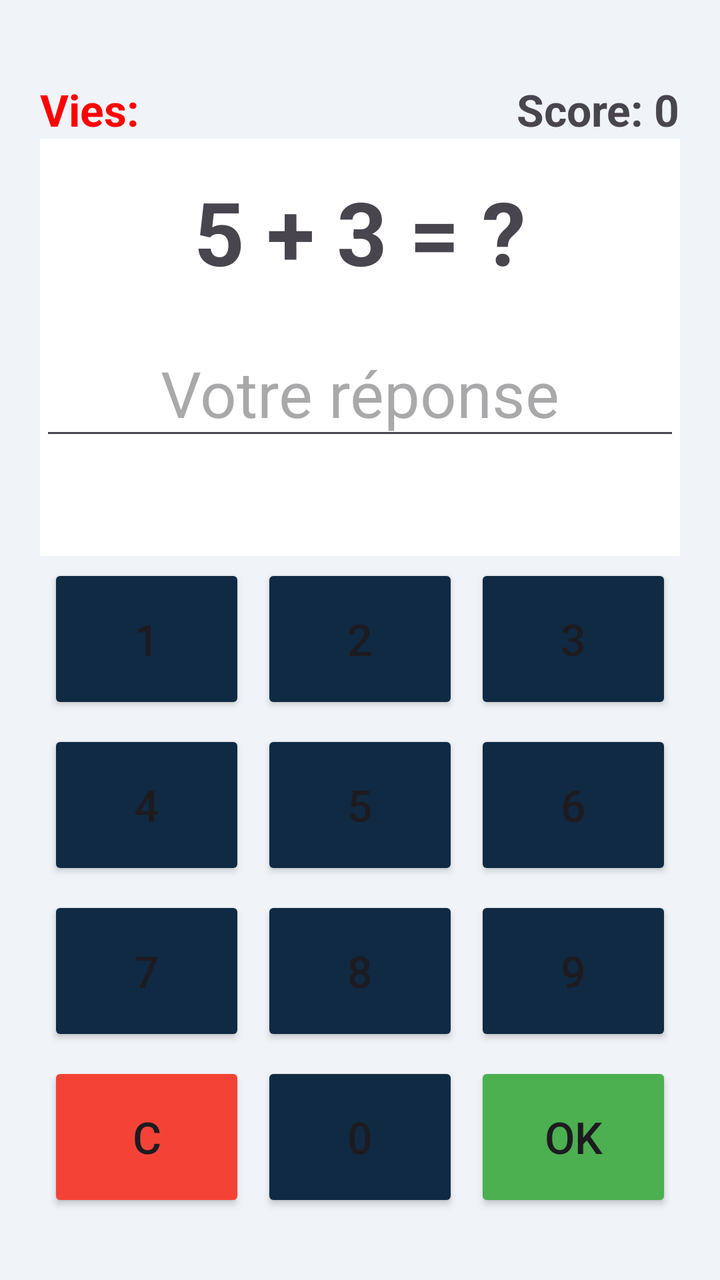
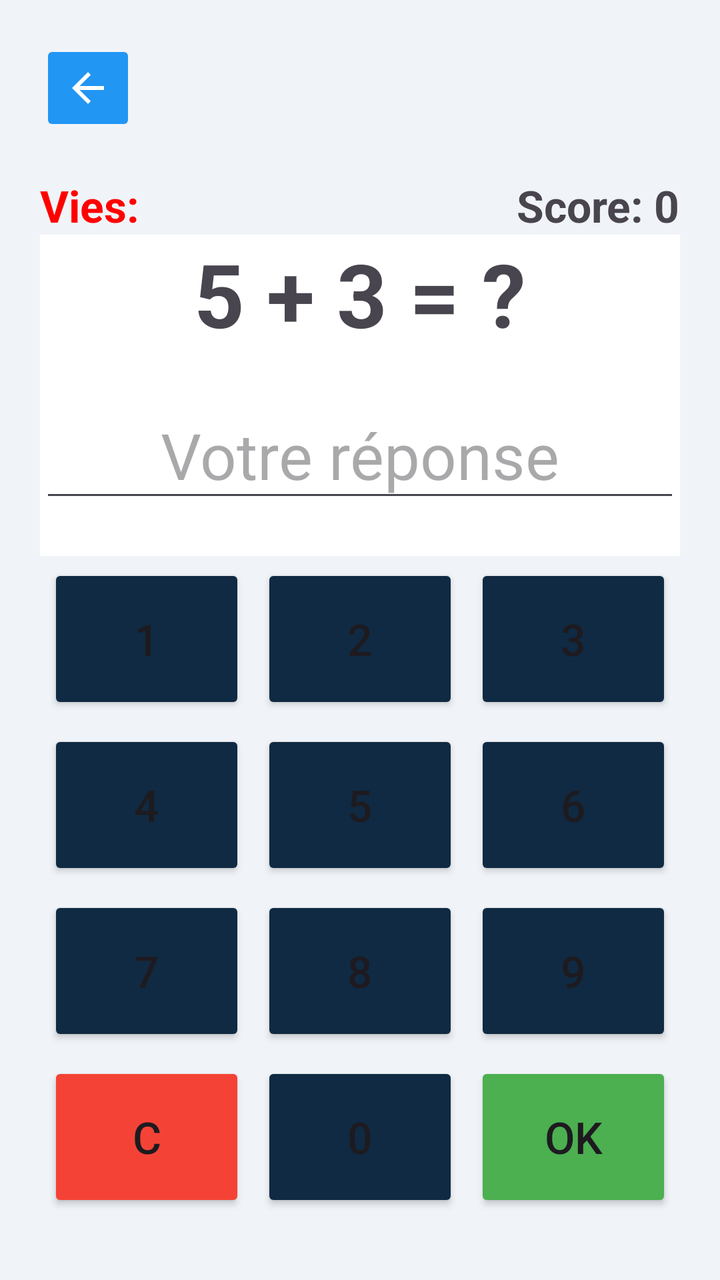

Compare the two renders of this Android layout. The source of the first and the diff that turns it into the second are given below.
<!-- AndroidManifest.xml: application theme Theme.JeuCalcul -->
<!-- res/layout/activity_jeu.xml -->
<?xml version="1.0" encoding="utf-8"?>
<LinearLayout xmlns:android="http://schemas.android.com/apk/res/android"
    android:id="@+id/main"
    android:layout_width="match_parent"
    android:layout_height="match_parent"
    android:orientation="vertical"
    android:padding="20dp"
    android:background="#F0F4F8">

    <LinearLayout
        android:layout_width="match_parent"
        android:layout_height="wrap_content"
        android:orientation="horizontal"
        android:layout_marginTop="20dp">

        <TextView
            android:id="@+id/texte_vies"
            android:layout_width="0dp"
            android:layout_height="wrap_content"
            android:layout_weight="1"
            android:text="@string/texte_vies"
            android:textSize="22sp"
            android:textStyle="bold"
            android:textColor="#FF0000" />

        <TextView
            android:id="@+id/texte_score"
            android:layout_width="wrap_content"
            android:layout_height="wrap_content"
            android:text="Score: 0"
            android:textSize="22sp"
            android:textStyle="bold" />
    </LinearLayout>

    <LinearLayout
        android:layout_width="match_parent"
        android:layout_height="250dp"
        android:layout_weight="1"
        android:background="#FFFFFF"
        android:gravity="center"
        android:orientation="vertical">

        <TextView
            android:id="@+id/texte_calcul"
            android:layout_width="wrap_content"
            android:layout_height="wrap_content"
            android:layout_marginBottom="20dp"
            android:text="5 + 3 = ?"
            android:textSize="44sp"
            android:textStyle="bold" />

        <EditText
            android:id="@+id/input_reponse"
            android:layout_width="match_parent"
            android:layout_height="wrap_content"
            android:layout_marginBottom="10dp"
            android:gravity="center"
            android:hint="@string/hint_reponse"
            android:textSize="32sp" />

        <TextView
            android:id="@+id/texte_erreur"
            android:layout_width="wrap_content"
            android:layout_height="wrap_content"
            android:gravity="center"
            android:minHeight="26dp"
            android:text=""
            android:textColor="#F44336"
            android:textSize="18sp"
            android:textStyle="bold" />
    </LinearLayout>

    <LinearLayout
        android:layout_width="match_parent"
        android:layout_height="wrap_content"
        android:orientation="vertical"
        android:layout_marginBottom="10dp">

        <LinearLayout
            android:layout_width="match_parent"
            android:layout_height="wrap_content"
            android:orientation="horizontal">
            <Button android:id="@+id/btn_1" android:layout_width="0dp" android:layout_height="75dp" android:layout_weight="1" android:text="1" android:textSize="22sp" android:layout_margin="4dp" android:backgroundTint="#102A43"/>
            <Button android:id="@+id/btn_2" android:layout_width="0dp" android:layout_height="75dp" android:layout_weight="1" android:text="2" android:textSize="22sp" android:layout_margin="4dp" android:backgroundTint="#102A43"/>
            <Button android:id="@+id/btn_3" android:layout_width="0dp" android:layout_height="75dp" android:layout_weight="1" android:text="3" android:textSize="22sp" android:layout_margin="4dp" android:backgroundTint="#102A43"/>
        </LinearLayout>

        <LinearLayout
            android:layout_width="match_parent"
            android:layout_height="wrap_content"
            android:orientation="horizontal">
            <Button android:id="@+id/btn_4" android:layout_width="0dp" android:layout_height="75dp" android:layout_weight="1" android:text="4" android:textSize="22sp" android:layout_margin="4dp" android:backgroundTint="#102A43"/>
            <Button android:id="@+id/btn_5" android:layout_width="0dp" android:layout_height="75dp" android:layout_weight="1" android:text="5" android:textSize="22sp" android:layout_margin="4dp" android:backgroundTint="#102A43"/>
            <Button android:id="@+id/btn_6" android:layout_width="0dp" android:layout_height="75dp" android:layout_weight="1" android:text="6" android:textSize="22sp" android:layout_margin="4dp" android:backgroundTint="#102A43"/>
        </LinearLayout>

        <LinearLayout
            android:layout_width="match_parent"
            android:layout_height="wrap_content"
            android:orientation="horizontal">
            <Button android:id="@+id/btn_7" android:layout_width="0dp" android:layout_height="75dp" android:layout_weight="1" android:text="7" android:textSize="22sp" android:layout_margin="4dp" android:backgroundTint="#102A43"/>
            <Button android:id="@+id/btn_8" android:layout_width="0dp" android:layout_height="75dp" android:layout_weight="1" android:text="8" android:textSize="22sp" android:layout_margin="4dp" android:backgroundTint="#102A43"/>
            <Button android:id="@+id/btn_9" android:layout_width="0dp" android:layout_height="75dp" android:layout_weight="1" android:text="9" android:textSize="22sp" android:layout_margin="4dp" android:backgroundTint="#102A43"/>
        </LinearLayout>

        <LinearLayout
            android:layout_width="match_parent"
            android:layout_height="wrap_content"
            android:orientation="horizontal">
            <Button android:id="@+id/btn_clear" android:layout_width="0dp" android:layout_height="75dp" android:layout_weight="1" android:text="C" android:textSize="22sp" android:backgroundTint="#F44336" android:layout_margin="4dp"/>
            <Button android:id="@+id/btn_0" android:layout_width="0dp" android:layout_height="75dp" android:layout_weight="1" android:text="0" android:textSize="22sp" android:layout_margin="4dp" android:backgroundTint="#102A43"/>
            <Button android:id="@+id/bouton_valider" android:layout_width="0dp" android:layout_height="75dp" android:layout_weight="1" android:text="OK" android:textSize="22sp" android:backgroundTint="#4CAF50" android:layout_margin="4dp"/>
        </LinearLayout>
    </LinearLayout>
</LinearLayout>
<!-- resources referenced by this layout -->
<resources>
  <string name="hint_reponse">Votre réponse</string>
  <string name="texte_vies">Vies: </string>
  <style name="Theme.JeuCalcul" parent="Base.Theme.JeuCalcul" />
  <style name="Base.Theme.JeuCalcul" parent="Theme.Material3.DayNight.NoActionBar">
          
          
      </style>
</resources>

<!-- the commit's change to res/layout/activity_jeu.xml (unified diff, before → after) -->
@@ -6,6 +6,15 @@
     android:orientation="vertical"
     android:padding="20dp"
     android:background="#F0F4F8">
+
+    <ImageButton
+        android:id="@+id/bouton_retour"
+        android:layout_width="48dp"
+        android:layout_height="48dp"
+        android:backgroundTint="#2196F3"
+        android:src="@drawable/ic_fleche_retour"
+        android:contentDescription="@string/bouton_retour"
+        android:scaleType="centerInside" />
 
     <LinearLayout
         android:layout_width="match_parent"
<!-- resource entries referenced after the edit -->
@@ -1,5 +1,16 @@
 <!-- resources referenced by this layout -->
 <resources>
+  <!-- drawable ic_fleche_retour (drawable) -->
+  <vector xmlns:android="http://schemas.android.com/apk/res/android"
+      android:width="24dp"
+      android:height="24dp"
+      android:viewportWidth="24"
+      android:viewportHeight="24">
+      <path
+          android:fillColor="#FFFFFF"
+          android:pathData="M20,11H7.83l5.59,-5.59L12,4l-8,8 8,8 1.41,-1.41L7.83,13H20v-2z"/>
+  </vector>
+  <string name="bouton_retour">Retour</string>
   <string name="hint_reponse">Votre réponse</string>
   <string name="texte_vies">Vies: </string>
   <style name="Theme.JeuCalcul" parent="Base.Theme.JeuCalcul" />
